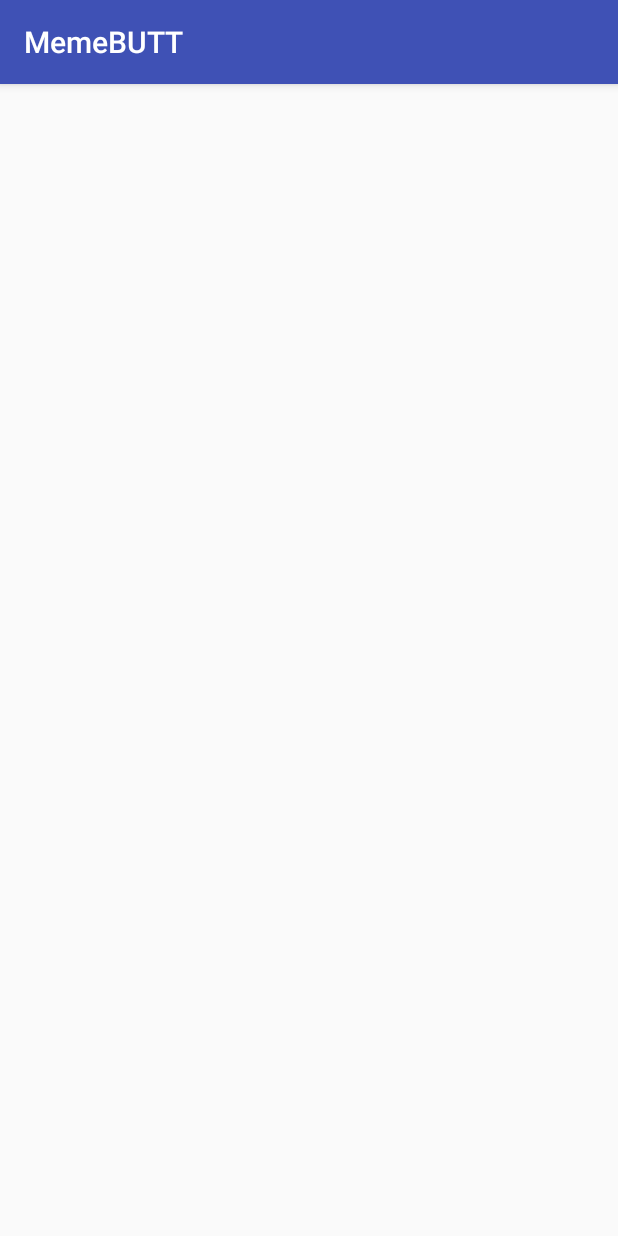
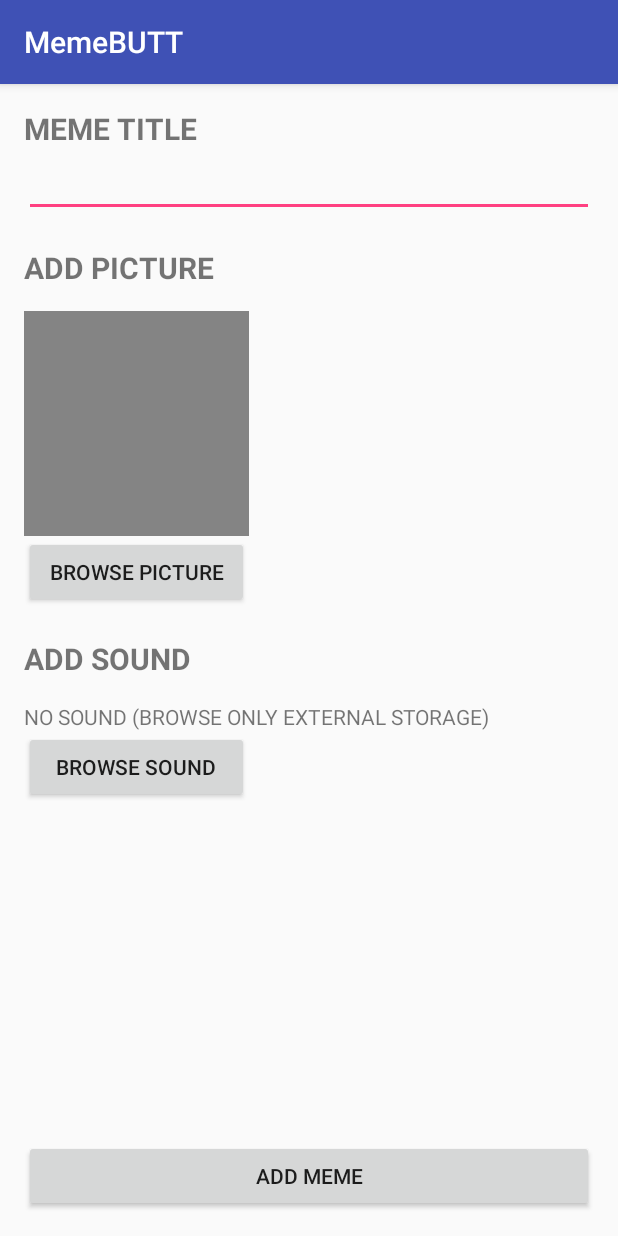
Before and after one commit to no5013/MemeButt, an Android app: the AddButtonActivity screen opened directly, with no data from a screen before it, on a phone screen of 412 x 824 dp. Run offline under Robolectric (Android 15) with nearby library versions, the phone set to English and light mode, and no system bars.

Commit message:
add meme,random meme,delete meme

```diff
--- a/app/src/main/res/layout/activity_add_button.xml
+++ b/app/src/main/res/layout/activity_add_button.xml
@@ -7,6 +7,77 @@
     android:paddingLeft="@dimen/activity_horizontal_margin"
     android:paddingRight="@dimen/activity_horizontal_margin"
     android:paddingTop="@dimen/activity_vertical_margin"
-    tools:context="com.example.asus.memebutt.Activity.AddButtonActivity">
+    tools:context=".Activity.AddMemeActivity">
+
+    <TextView
+        android:id="@+id/memeTitleSubject"
+        android:text="MEME TITLE"
+        android:textStyle="bold"
+        android:textSize="20dp"
+        android:layout_width="wrap_content"
+        android:layout_height="wrap_content" />
+
+    <EditText
+        android:layout_below="@id/memeTitleSubject"
+        android:id="@+id/memeTitleField"
+        android:layout_width="match_parent"
+        android:layout_height="wrap_content"
+        android:layout_marginBottom="20dp" />
+
+    <TextView
+        android:id="@+id/memePictureSubject"
+        android:layout_below="@id/memeTitleField"
+        android:text="ADD PICTURE"
+        android:textStyle="bold"
+        android:textSize="20dp"
+        android:layout_marginBottom="15dp"
+        android:layout_width="wrap_content"
+        android:layout_height="wrap_content" />
+    <ImageView
+        android:id="@+id/memePictureView"
+        android:layout_below="@id/memePictureSubject"
+        android:background="#848484"
+        android:layout_width="150dp"
+        android:layout_height="150dp" />
+
+    <Button
+        android:id="@+id/browsePictureButton"
+        android:text="browse picture"
+        android:layout_below="@id/memePictureView"
+        android:layout_width="150dp"
+        android:layout_height="wrap_content"
+        android:layout_marginBottom="20dp"/>
+
+    <TextView
+        android:id="@+id/addSoundSubject"
+        android:layout_below="@id/browsePictureButton"
+        android:text="ADD SOUND"
+        android:textStyle="bold"
+        android:textSize="20dp"
+        android:layout_width="wrap_content"
+        android:layout_height="wrap_content"
+        android:layout_marginBottom="15dp"/>
+
+    <TextView
+        android:id="@+id/addSoundName"
+        android:layout_below="@+id/addSoundSubject"
+        android:text="NO SOUND (BROWSE ONLY EXTERNAL STORAGE)"
+        android:layout_width="wrap_content"
+        android:layout_height="wrap_content" />
+    <Button
+        android:id="@+id/browseSoundButton"
+        android:text="browse sound"
+        android:layout_below="@id/addSoundName"
+        android:layout_width="150dp"
+        android:layout_height="wrap_content" />
+
+    <Button
+        android:id="@+id/addMemeButton"
+        android:text="ADD MEME"
+        android:layout_alignParentBottom="true"
+        android:layout_width="match_parent"
+        android:layout_height="wrap_content" />
+
+
 
 </RelativeLayout>
```
